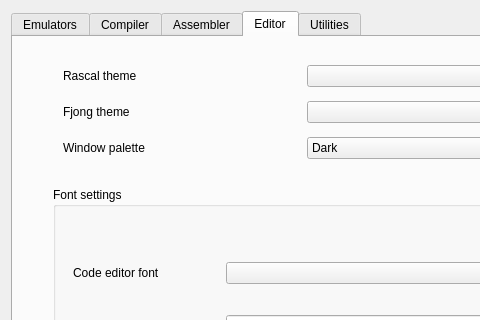
leuat/TRSE, file source/dialogtrsesettings.ui: the form before one commit; both pictures show x 0 to 480 and y 0 to 320 of the 1022 by 733 pixel window.
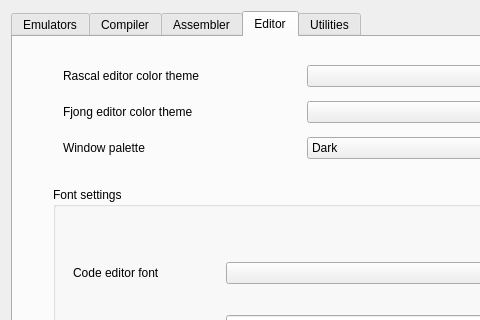
The form after the commit. The open tabs and pages were chosen to show the change.

The edit to the form file:
```diff
--- a/source/dialogtrsesettings.ui
+++ b/source/dialogtrsesettings.ui
@@ -561,14 +561,14 @@
           <item row="0" column="0">
            <widget class="QLabel" name="label_3">
             <property name="text">
-             <string>Rascal theme</string>
+             <string>Rascal editor color theme</string>
             </property>
            </widget>
           </item>
           <item row="1" column="0">
            <widget class="QLabel" name="label_21">
             <property name="text">
-             <string>Fjong theme</string>
+             <string>Fjong editor color theme</string>
             </property>
            </widget>
           </item>
```
